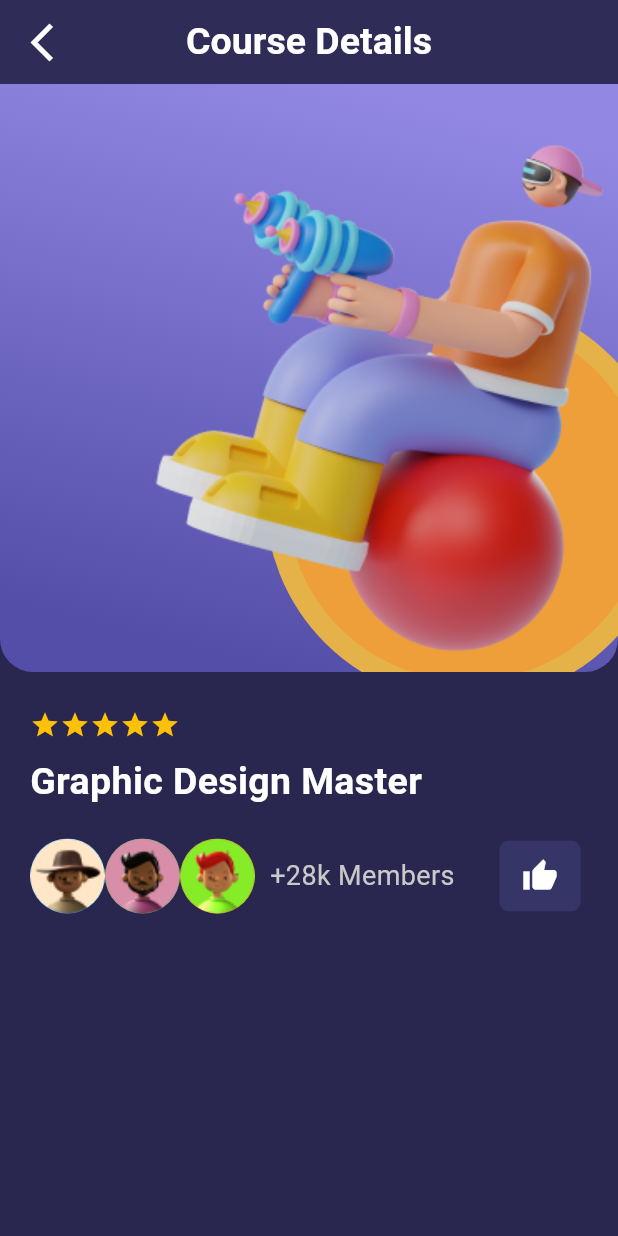
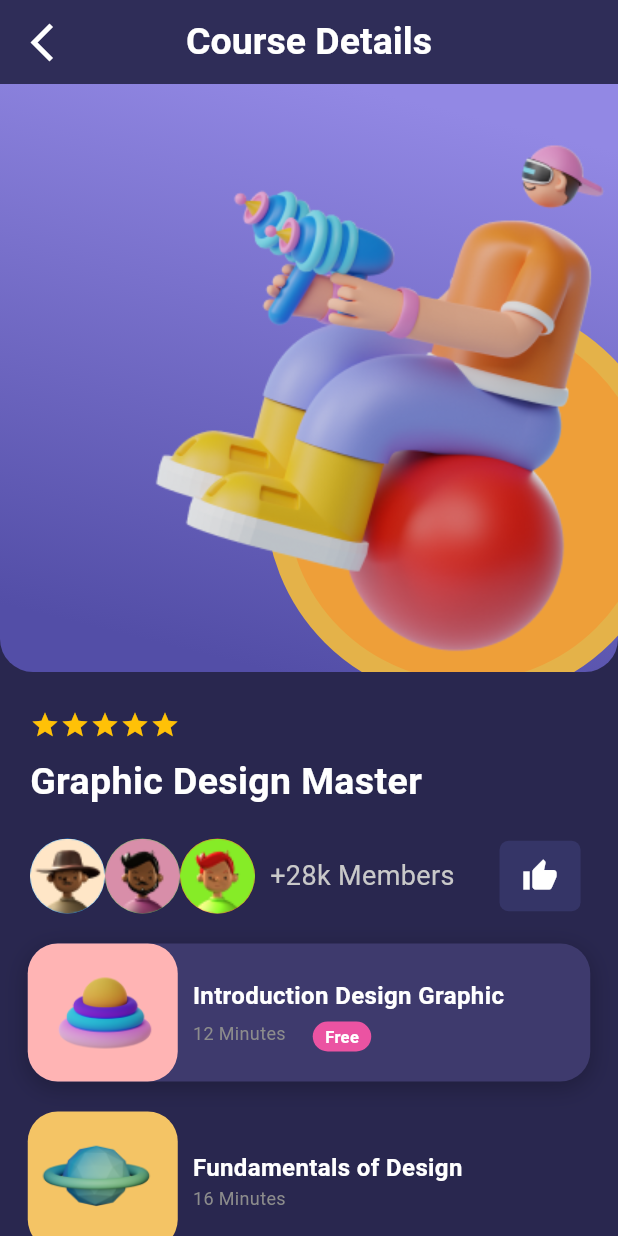
Before and after one commit to harleymamalias/online_course_app_ui, a Flutter app: the screen it shows after launch, after a tap on "Recommended", on a phone screen of 412 x 824 dp. Run offline on Flutter 3.47's test engine with Material 2 defaults, Android fonts, the phone set to English and light mode, and no system bars.

Commit message:
created a vertical scroll and a list of available subjects in course details

```diff
--- a/lib/pages/course_details.dart
+++ b/lib/pages/course_details.dart
@@ -1,7 +1,11 @@
 import 'package:flutter/material.dart';
 import 'package:online_course_app_ui/pages/my_home_page.dart';
 import 'package:online_course_app_ui/colors/app_color.dart' as app_color;
-import 'package:online_course_app_ui/widgets/course_detail_heading.dart';
+import 'package:online_course_app_ui/widgets/coursepage_details/course_detail_heading.dart';
+import 'package:online_course_app_ui/widgets/subjects/fundamentals_of_design.dart';
+
+import 'package:online_course_app_ui/widgets/subjects/intro_design_graphic.dart';
+import 'package:online_course_app_ui/widgets/subjects/layout_design.dart';
 
 class CourseDetails extends StatelessWidget {
   const CourseDetails({Key? key});
@@ -11,6 +15,7 @@ class CourseDetails extends StatelessWidget {
     const saly_36 = AssetImage('assets/Saly-36.png');
     return SafeArea(
       child: Scaffold(
+        backgroundColor: app_color.bgColor,
         appBar: AppBar(
           backgroundColor: app_color.bgColor,
           elevation: 10,
@@ -33,8 +38,8 @@ class CourseDetails extends StatelessWidget {
             },
           ),
         ),
-        body: Container(
-          color: app_color.bgColor,
+        body: SingleChildScrollView(
+          scrollDirection: Axis.vertical,
           child: Column(
             children: [
               Container(
@@ -176,6 +181,20 @@ class CourseDetails extends StatelessWidget {
               const SizedBox(
                 height: 10,
               ),
+              const SingleChildScrollView(
+                scrollDirection: Axis.vertical,
+                padding: EdgeInsets.zero,
+                child: Column(
+                  children: [
+                    OfferedSubjectIDG(),
+                    OfferedSubjectFD(),
+                    OfferedSubjectLD(),
+                    OfferedSubjectIDG(),
+                    OfferedSubjectFD(),
+                    OfferedSubjectLD(),
+                  ],
+                ),
+              ),
             ],
           ),
         ),
--- a/lib/pages/my_home_page.dart
+++ b/lib/pages/my_home_page.dart
@@ -1,9 +1,9 @@
 import 'package:flutter/material.dart';
 import 'package:online_course_app_ui/colors/app_color.dart' as app_color;
-import 'package:online_course_app_ui/widgets/big_card_class_recommended.dart';
-import 'package:online_course_app_ui/widgets/big_card_new_class.dart';
-import 'package:online_course_app_ui/widgets/free_online_class_heading.dart';
-import 'package:online_course_app_ui/widgets/free_online_classcard_widget.dart';
+import 'package:online_course_app_ui/widgets/coursepage_details/free_online_class_heading.dart';
+import 'package:online_course_app_ui/widgets/coursepage_details/free_online_classcard_widget.dart';
+import 'package:online_course_app_ui/widgets/homepage/big_card_class_recommended.dart';
+import 'package:online_course_app_ui/widgets/homepage/big_card_new_class.dart';
 
 class MyHomePage extends StatelessWidget {
   const MyHomePage({super.key});
@@ -11,8 +11,9 @@ class MyHomePage extends StatelessWidget {
   @override
   Widget build(BuildContext context) {
     return const Scaffold(
-        backgroundColor: app_color.bgColor,
-        body: SingleChildScrollView(
+      backgroundColor: app_color.bgColor,
+      body: SafeArea(
+        child: SingleChildScrollView(
           scrollDirection: Axis.vertical,
           child: Padding(
             padding: EdgeInsets.all(8.0),
@@ -96,6 +97,8 @@ class MyHomePage extends StatelessWidget {
               ],
             ),
           ),
-        ));
+        ),
+      ),
+    );
   }
 }
--- /dev/null
+++ b/lib/widgets/coursepage_details/course_detail_heading.dart
@@ -0,0 +1,39 @@
+import 'package:flutter/material.dart';
+import 'package:online_course_app_ui/colors/app_color.dart' as app_color;
+import 'package:online_course_app_ui/widgets/stars_rating.dart';
+
+class CourseDetailHeadingTitle extends StatelessWidget {
+  const CourseDetailHeadingTitle({
+    super.key,
+  });
+
+  @override
+  Widget build(BuildContext context) {
+      return Container(
+        margin: const EdgeInsets.only(left: 20, top: 5),
+        child: const Column(
+          crossAxisAlignment: CrossAxisAlignment.start,
+          children: [
+            Row(
+              children: [
+                StarsWidget(),
+                StarsWidget(),
+                StarsWidget(),
+                StarsWidget(),
+                StarsWidget(),
+              ],
+            ),
+            SizedBox(height: 10,),
+            Text(
+              'Graphic Design Master',
+              style: TextStyle(
+                fontSize: 25,
+                fontWeight: FontWeight.w700,
+                color: app_color.textColor,
+              ),
+            ),
+          ],
+        ),
+      );
+  }
+}
--- /dev/null
+++ b/lib/widgets/coursepage_details/free_online_class_heading.dart
@@ -0,0 +1,30 @@
+import 'package:flutter/material.dart';
+import 'package:online_course_app_ui/colors/app_color.dart' as app_color;
+
+class FreeOnlineCoursesHeading extends StatelessWidget {
+  const FreeOnlineCoursesHeading({
+    super.key,
+  });
+
+  @override
+  Widget build(BuildContext context) {
+    return const Column(
+      crossAxisAlignment: CrossAxisAlignment.start,
+      children: [
+        Text(
+          'Free online class',
+          style: TextStyle(
+              fontSize: 25, color: app_color.textColor, fontWeight: FontWeight.w600),
+        ),
+        Text(
+          'From over 80 Lectures',
+          style: TextStyle(
+            fontSize: 14,
+            fontWeight: FontWeight.w400,
+            color: app_color.subTextColor,
+          ),
+        ),
+      ],
+    );
+  }
+}
--- /dev/null
+++ b/lib/widgets/coursepage_details/free_online_classcard_widget.dart
@@ -0,0 +1,118 @@
+import 'package:flutter/material.dart';
+import 'package:online_course_app_ui/colors/app_color.dart' as app_color;
+import 'package:online_course_app_ui/widgets/stars_rating.dart';
+
+class FreeOnlineClassCardWidget extends StatelessWidget {
+  const FreeOnlineClassCardWidget({
+    super.key,
+  });
+
+  @override
+  Widget build(BuildContext context) {
+    return Padding(
+      padding: const EdgeInsets.all(10.0),
+      child: Container(
+        width: 375,
+        height: 92,
+        decoration: ShapeDecoration(
+          color: const Color(0xFF3E3A6D),
+          shape: RoundedRectangleBorder(
+            borderRadius: BorderRadius.circular(20),
+          ),
+          shadows: const [
+            BoxShadow(
+              color: Color(0x3F000000),
+              blurRadius: 13,
+              offset: Offset(0, 4),
+              spreadRadius: 0,
+            )
+          ],
+        ),
+        child: Stack(
+          children: [
+            Row(
+              children: [
+                Padding(
+                  padding: const EdgeInsets.only(left: 20, bottom: 10),
+                  child: Container(
+                    width: 100,
+                    height: 200,
+                    decoration: ShapeDecoration(
+                      shape: RoundedRectangleBorder(
+                        borderRadius:
+                            BorderRadius.circular(9),
+                      ),
+                      color: const Color(0xFFFFB4B4),
+                      image: const DecorationImage(
+                        image: AssetImage(
+                            'assets/Saly-24.png'),
+                        fit: BoxFit.fill,
+                      ),
+                    ),
+                  ),
+                ),
+                const SizedBox(width: 10),
+                const Column(
+                  crossAxisAlignment: CrossAxisAlignment.start,
+                  mainAxisAlignment: MainAxisAlignment.center,
+                  children: [
+                    Text(
+                      'Flutter Developer',
+                      style: TextStyle(
+                        fontSize: 16,
+                        color: app_color.textColor,
+                        fontWeight: FontWeight.w600,
+                      ),
+                    ),
+                    Text(
+                      '8 Hours',
+                      style: TextStyle(
+                        fontSize: 12,
+                        color: app_color.subTextColor,
+                        fontWeight: FontWeight.w400,
+                      ),
+                    ),
+                    Row(
+                      children: [
+                        StarsWidget(),
+                        StarsWidget(),
+                        StarsWidget(),
+                        StarsWidget(),
+                        StarsWidget(),
+                      ],
+                    ),
+                  ],
+                ),
+              ],
+            ),
+            Positioned(
+              top: 0,
+              right: 20,
+              bottom: 0,
+              child: Center(
+                child: Container(
+                  width: 45,
+                  height: 45,
+                  decoration: const BoxDecoration(
+                    shape: BoxShape.circle,
+                    color: Color(
+                        0xFFEB53A2),
+                  ),
+                  child: Center(
+                    child: IconButton(
+                      icon: const Icon(Icons.play_arrow,
+                          size: 30,
+                          color: Colors.white),
+                      onPressed: () {
+                      },
+                    ),
+                  ),
+                ),
+              ),
+            ),
+          ],
+        ),
+      ),
+    );
+  }
+}
--- /dev/null
+++ b/lib/widgets/homepage/big_card_class_recommended.dart
@@ -0,0 +1,113 @@
+import 'package:flutter/material.dart';
+import 'package:online_course_app_ui/colors/app_color.dart' as app_color;
+import 'package:online_course_app_ui/pages/course_details.dart';
+
+class BigCardClassRecommendedWidget extends StatelessWidget {
+  const BigCardClassRecommendedWidget({
+    super.key,
+  });
+
+  @override
+  Widget build(BuildContext context) {
+    const saly_10 = AssetImage('assets/Saly-10.png');
+
+    return Stack(
+      children: [
+        Container(
+          margin: const EdgeInsets.all(10),
+          width: 250,
+          height: 350,
+          decoration: ShapeDecoration(
+            gradient: const LinearGradient(
+              begin: Alignment(0.23, -0.97),
+              end: Alignment(-0.23, 0.97),
+              colors: [Color(0xFF9288E4), Color(0xFF534EA7)],
+            ),
+            shape: RoundedRectangleBorder(
+              borderRadius: BorderRadius.circular(22),
+            ),
+          ),
+          child: Stack(
+            children: [
+              Positioned(
+                left: 100,
+                top: 192,
+                child: Container(
+                  width: 195,
+                  height: 179,
+                  decoration: const ShapeDecoration(
+                    color: Color(0xFFEE9F39),
+                    shape: OvalBorder(
+                      side: BorderSide(width: 14, color: Color(0xFFE4B249)),
+                    ),
+                  ),
+                ),
+              ),
+              const Positioned(
+                bottom: 0,
+                right: 0,
+                child: Image(
+                  image: saly_10,
+                  alignment: Alignment.bottomRight,
+                ),
+              ),
+            ],
+          ),
+        ),
+        Positioned(
+          top: 20,
+          left: 20,
+          child: Column(
+            children: [
+              Container(
+                padding: const EdgeInsets.all(5),
+                child: ElevatedButton(
+                  onPressed: () {
+                    Navigator.push(context, MaterialPageRoute(builder: (context) => const CourseDetails() ));
+                  },
+                  style: ButtonStyle(
+                    backgroundColor: MaterialStateProperty.all<Color>(
+                      Color(app_color.recommendedButton.value),
+                    ),
+                  ),
+                  child: const Text(
+                    'Recommended',
+                    style: TextStyle(color: app_color.textColor, fontSize: 15),
+                  ),
+                ),
+              ),
+              const SizedBox(height: 5),
+            ],
+          ),
+        ),
+        const SizedBox(
+          height: 40,
+        ),
+        const Positioned(
+          top: 90,
+          left: 30,
+          child: Column(
+            mainAxisAlignment: MainAxisAlignment.start,
+            crossAxisAlignment: CrossAxisAlignment.start,
+            children: [
+              Text(
+                'UI/UX DESIGNER',
+                style: TextStyle(
+                    color: app_color.textColor,
+                    fontSize: 25,
+                    fontWeight: FontWeight.bold),
+              ),
+              Text(
+                'BEGINNER',
+                style: TextStyle(
+                    color: app_color.textColor,
+                    fontSize: 25,
+                    fontWeight: FontWeight.bold),
+              ),
+            ],
+          ),
+        ),
+      ],
+    );
+  }
+}
--- /dev/null
+++ b/lib/widgets/homepage/big_card_new_class.dart
@@ -0,0 +1,112 @@
+import 'package:flutter/material.dart';
+import 'package:online_course_app_ui/colors/app_color.dart' as app_color;
+
+class BigCardNewClass extends StatelessWidget {
+  const BigCardNewClass({
+    super.key,
+  });
+
+  @override
+  Widget build(BuildContext context) {
+    const saly_36 = AssetImage('assets/Saly-36.png');
+
+    return Stack(
+      children: [
+        Container(
+          margin: const EdgeInsets.all(10),
+          width: 250,
+          height: 350,
+          decoration: ShapeDecoration(
+            gradient: const LinearGradient(
+              begin: Alignment(0.23, -0.97),
+              end: Alignment(-0.23, 0.97),
+              colors: [Color(0xFFF4C465), Color(0xFFC63956)],
+            ),
+            shape: RoundedRectangleBorder(
+              borderRadius: BorderRadius.circular(22),
+            ),
+          ),
+          child: Stack(
+            children: [
+              Positioned(
+                left: 100,
+                top: 192,
+                child: Container(
+                  width: 195,
+                  height: 179,
+                  decoration: const ShapeDecoration(
+                    color: Color(0xFFEE9F39),
+                    shape: OvalBorder(
+                      side: BorderSide(width: 14, color: Color(0xFFE4B249)),
+                    ),
+                  ),
+                ),
+              ),
+              const Positioned(
+                bottom: 0,
+                right: 0,
+                child: Image(
+                  image: saly_36,
+                  alignment: Alignment.bottomRight,
+                  width: 400,
+                  height: 200,
+                ),
+              ),
+            ],
+          ),
+        ),
+        Positioned(
+          top: 20,
+          left: 20,
+          child: Column(
+            children: [
+              Container(
+                padding: const EdgeInsets.all(5),
+                child: ElevatedButton(
+                  onPressed: () {},
+                  style: ButtonStyle(
+                    backgroundColor: MaterialStateProperty.all<Color>(
+                      Color(app_color.newClassButton.value),
+                    ),
+                  ),
+                  child: const Text(
+                    'NEW CLASS',
+                    style: TextStyle(color: Colors.white, fontSize: 15),
+                  ),
+                ),
+              ),
+              const SizedBox(height: 5),
+            ],
+          ),
+        ),
+        const SizedBox(
+          height: 40,
+        ),
+        const Positioned(
+          top: 90,
+          left: 30,
+          child: Column(
+            mainAxisAlignment: MainAxisAlignment.start,
+            crossAxisAlignment: CrossAxisAlignment.start,
+            children: [
+              Text(
+                'GRAPHIC DESIGN',
+                style: TextStyle(
+                    color: Colors.white,
+                    fontSize: 25,
+                    fontWeight: FontWeight.bold),
+              ),
+              Text(
+                'MASTER',
+                style: TextStyle(
+                    color: Colors.white,
+                    fontSize: 25,
+                    fontWeight: FontWeight.bold),
+              ),
+            ],
+          ),
+        ),
+      ],
+    );
+  }
+}
--- /dev/null
+++ b/lib/widgets/subjects/fundamentals_of_design.dart
@@ -0,0 +1,79 @@
+import 'package:flutter/material.dart';
+import 'package:online_course_app_ui/colors/app_color.dart' as app_color;
+import 'package:online_course_app_ui/widgets/stars_rating.dart';
+
+class OfferedSubjectFD extends StatelessWidget {
+  const OfferedSubjectFD({
+    super.key,
+  });
+
+  @override
+  Widget build(BuildContext context) {
+    return Padding(
+      padding: const EdgeInsets.all(10.0),
+      child: Container(
+        width: 375,
+        height: 92,
+        decoration: ShapeDecoration(
+          // color: const Color(0xFF3E3A6D),
+          shape: RoundedRectangleBorder(
+            borderRadius: BorderRadius.circular(20),
+          ),
+          // shadows: const [
+          //   BoxShadow(
+          //     color: Color(0x3F000000),
+          //     blurRadius: 13,
+          //     offset: Offset(0, 4),
+          //     spreadRadius: 0,
+          //   )
+          // ],
+        ),
+        child: Stack(
+          children: [
+            Row(
+              children: [
+                Container(
+                  width: 100,
+                  height: 200,
+                  decoration: ShapeDecoration(
+                    shape: RoundedRectangleBorder(
+                      borderRadius: BorderRadius.circular(20),
+                    ),
+                    color: const Color(0xFFF4C465),
+                    image: const DecorationImage(
+                      image: AssetImage('assets/Saly-21.png'),
+                      fit: BoxFit.fill,
+                    ),
+                  ),
+                ),
+                const SizedBox(width: 10),
+                const Column(
+                  crossAxisAlignment: CrossAxisAlignment.start,
+                  mainAxisAlignment: MainAxisAlignment.center,
+                  children: [
+                    Text(
+                      'Fundamentals of Design',
+                      style: TextStyle(
+                        fontSize: 16,
+                        color: app_color.textColor,
+                        fontWeight: FontWeight.w600,
+                      ),
+                    ),
+                    Text(
+                      '16 Minutes',
+                      style: TextStyle(
+                        fontSize: 12,
+                        color: app_color.subTextColor,
+                        fontWeight: FontWeight.w400,
+                      ),
+                    ),
+                  ],
+                ),
+              ],
+            ),
+          ],
+        ),
+      ),
+    );
+  }
+}
--- /dev/null
+++ b/lib/widgets/subjects/intro_design_graphic.dart
@@ -0,0 +1,106 @@
+import 'package:flutter/material.dart';
+import 'package:online_course_app_ui/colors/app_color.dart' as app_color;
+import 'package:online_course_app_ui/widgets/stars_rating.dart';
+
+class OfferedSubjectIDG extends StatelessWidget {
+  const OfferedSubjectIDG({
+    super.key,
+  });
+
+  @override
+  Widget build(BuildContext context) {
+    return Padding(
+      padding: const EdgeInsets.all(10.0),
+      child: Container(
+        width: 375,
+        height: 92,
+        decoration: ShapeDecoration(
+          color: const Color(0xFF3E3A6D),
+          shape: RoundedRectangleBorder(
+            borderRadius: BorderRadius.circular(20),
+          ),
+          shadows: const [
+            BoxShadow(
+              color: Color(0x3F000000),
+              blurRadius: 13,
+              offset: Offset(0, 4),
+              spreadRadius: 0,
+            )
+          ],
+        ),
+        child: Stack(
+          children: [
+            Row(
+              children: [
+                Container(
+                  width: 100,
+                  height: 200,
+                  decoration: ShapeDecoration(
+                    shape: RoundedRectangleBorder(
+                      borderRadius: BorderRadius.circular(20),
+                    ),
+                    color: const Color(0xFFFFB4B4),
+                    image: const DecorationImage(
+                      image: AssetImage('assets/Saly-20.png'),
+                      fit: BoxFit.fill,
+                    ),
+                  ),
+                ),
+                const SizedBox(width: 10),
+                const Column(
+                  crossAxisAlignment: CrossAxisAlignment.start,
+                  mainAxisAlignment: MainAxisAlignment.center,
+                  children: [
+                    Text(
+                      'Introduction Design Graphic',
+                      style: TextStyle(
+                        fontSize: 16,
+                        color: app_color.textColor,
+                        fontWeight: FontWeight.w600,
+                      ),
+                    ),
+                    SizedBox(height: 5,),
+                    Text(
+                      '12 Minutes',
+                      style: TextStyle(
+                        fontSize: 12,
+                        color: app_color.subTextColor,
+                        fontWeight: FontWeight.w400,
+                      ),
+                    ),
+                  ],
+                ),
+              ],
+            ),
+            Positioned(
+              left: 190,
+              bottom: 20,
+              child: Center(
+                child: Container(
+                  width: 39,
+                  height: 20,
+                  decoration: ShapeDecoration(
+                    color: const Color(0xFFEB53A2),
+                    shape: RoundedRectangleBorder(
+                      borderRadius: BorderRadius.circular(10),
+                    ),
+                  ),
+                  child: const Center(
+                    child: Text(
+                      'Free',
+                      style: TextStyle(
+                        color: Colors.white,
+                        fontSize: 11,
+                        fontWeight: FontWeight.bold,
+                      ),
+                    ),
+                  ),
+                ),
+              ),
+            )
+          ],
+        ),
+      ),
+    );
+  }
+}
--- /dev/null
+++ b/lib/widgets/subjects/layout_design.dart
@@ -0,0 +1,79 @@
+import 'package:flutter/material.dart';
+import 'package:online_course_app_ui/colors/app_color.dart' as app_color;
+import 'package:online_course_app_ui/widgets/stars_rating.dart';
+
+class OfferedSubjectLD extends StatelessWidget {
+  const OfferedSubjectLD({
+    super.key,
+  });
+
+  @override
+  Widget build(BuildContext context) {
+    return Padding(
+      padding: const EdgeInsets.all(10.0),
+      child: Container(
+        width: 375,
+        height: 92,
+        decoration: ShapeDecoration(
+          // color: const Color(0xFF3E3A6D),
+          shape: RoundedRectangleBorder(
+            borderRadius: BorderRadius.circular(20),
+          ),
+          // shadows: const [
+          //   BoxShadow(
+          //     color: Color(0x3F000000),
+          //     blurRadius: 13,
+          //     offset: Offset(0, 4),
+          //     spreadRadius: 0,
+          //   )
+          // ],
+        ),
+        child: Stack(
+          children: [
+            Row(
+              children: [
+                Container(
+                  width: 100,
+                  height: 200,
+                  decoration: ShapeDecoration(
+                    shape: RoundedRectangleBorder(
+                      borderRadius: BorderRadius.circular(20),
+                    ),
+                    color: const Color(0xFF326AA5),
+                    image: const DecorationImage(
+                      image: AssetImage('assets/Saly-25.png'),
+                      fit: BoxFit.fill,
+                    ),
+                  ),
+                ),
+                const SizedBox(width: 10),
+                const Column(
+                  crossAxisAlignment: CrossAxisAlignment.start,
+                  mainAxisAlignment: MainAxisAlignment.center,
+                  children: [
+                    Text(
+                      'Layout Design',
+                      style: TextStyle(
+                        fontSize: 16,
+                        color: app_color.textColor,
+                        fontWeight: FontWeight.w600,
+                      ),
+                    ),
+                    Text(
+                      '10 Minutes',
+                      style: TextStyle(
+                        fontSize: 12,
+                        color: app_color.subTextColor,
+                        fontWeight: FontWeight.w400,
+                      ),
+                    ),
+                  ],
+                ),
+              ],
+            ),
+          ],
+        ),
+      ),
+    );
+  }
+}
```
Also changed, not shown: assets/Saly-13.png (added), assets/Saly-20.png (added), assets/Saly-21.png (added), assets/Saly-25.png (added).
